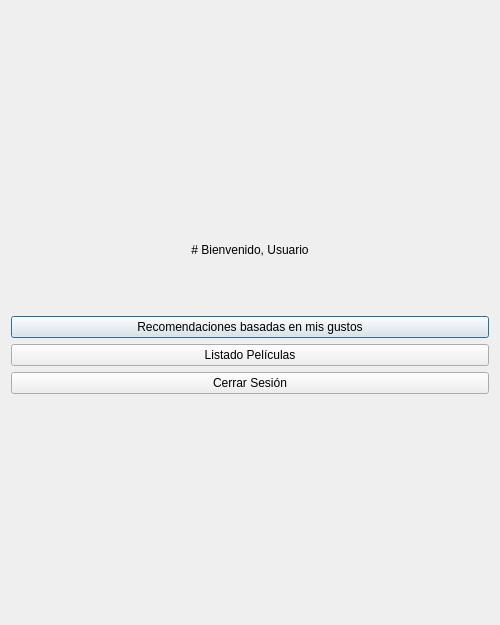
Qt form ui/menu.ui (Jachpi/Sist.-Inteligentes) before a commit.
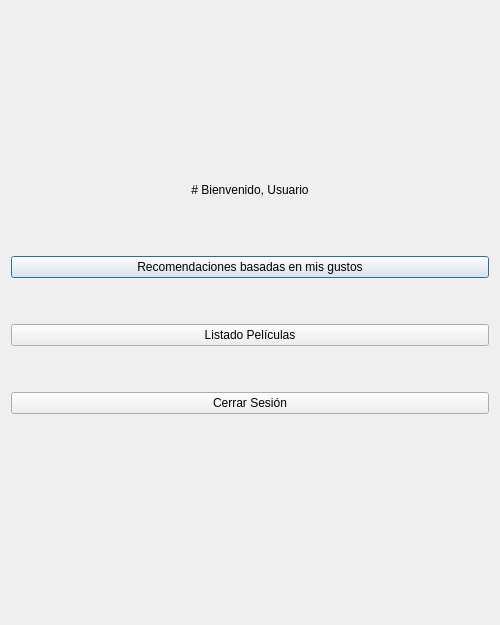
The same form after that commit.

Commit message: add menu principal ui

Diff of the .ui file:
```diff
--- a/ui/menu.ui
+++ b/ui/menu.ui
@@ -58,13 +58,51 @@
        </property>
       </widget>
      </item>
+     <item>
+      <spacer name="verticalSpacer">
+       <property name="orientation">
+        <enum>Qt::Vertical</enum>
+       </property>
+       <property name="sizeType">
+        <enum>QSizePolicy::Fixed</enum>
+       </property>
+       <property name="sizeHint" stdset="0">
+        <size>
+         <width>20</width>
+         <height>40</height>
+        </size>
+       </property>
+      </spacer>
+     </item>
      <item>
       <widget class="QPushButton" name="listadoButton">
        <property name="text">
         <string>Listado Películas</string>
        </property>
+       <property name="checkable">
+        <bool>false</bool>
+       </property>
+       <property name="checked">
+        <bool>false</bool>
+       </property>
       </widget>
      </item>
+     <item>
+      <spacer name="verticalSpacer_2">
+       <property name="orientation">
+        <enum>Qt::Vertical</enum>
+       </property>
+       <property name="sizeType">
+        <enum>QSizePolicy::Fixed</enum>
+       </property>
+       <property name="sizeHint" stdset="0">
+        <size>
+         <width>20</width>
+         <height>40</height>
+        </size>
+       </property>
+      </spacer>
+     </item>
      <item>
       <widget class="QPushButton" name="logoutButton">
        <property name="text">
@@ -72,6 +110,22 @@
        </property>
       </widget>
      </item>
+     <item>
+      <spacer name="verticalSpacer_3">
+       <property name="orientation">
+        <enum>Qt::Vertical</enum>
+       </property>
+       <property name="sizeType">
+        <enum>QSizePolicy::Fixed</enum>
+       </property>
+       <property name="sizeHint" stdset="0">
+        <size>
+         <width>20</width>
+         <height>40</height>
+        </size>
+       </property>
+      </spacer>
+     </item>
     </layout>
    </item>
   </layout>
```
The commit also changes 1 other file.
